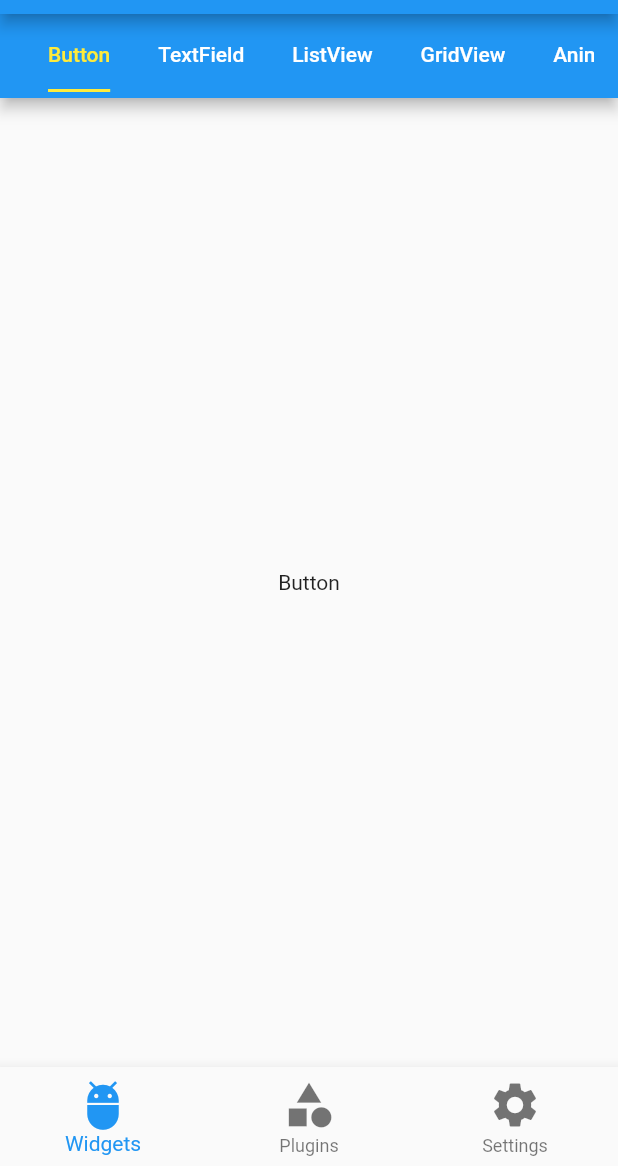
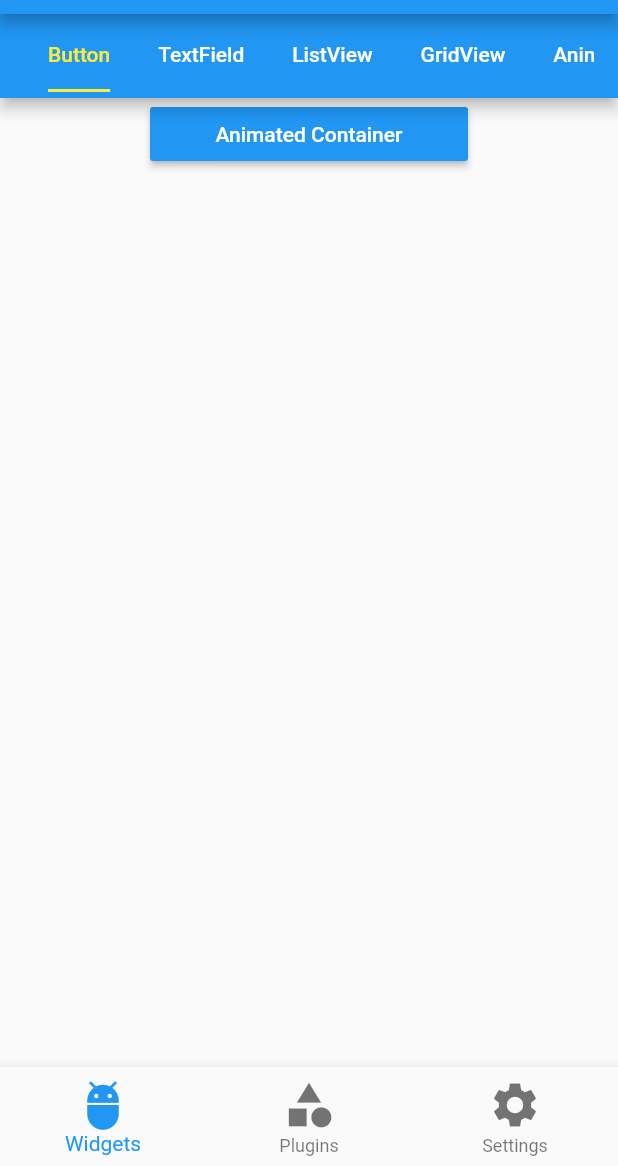
Before and after one commit to EarlyAnt/MyFlutter, a Flutter app: the screen it shows after launch, on a phone screen of 412 x 824 dp, the part 70-1236 px from its top. Run offline on Flutter 3.47's test engine with Material 2 defaults, Android fonts, the phone set to English and light mode, and no system bars.

Commit message:
1.增加了AnimatedContainer例子。

```diff
--- a/myflutter/lib/routes/Routes.dart
+++ b/myflutter/lib/routes/Routes.dart
@@ -1,9 +1,11 @@
 import 'package:flutter/material.dart';
+import 'package:myflutter/widgets/simple/animation/basic/AnimatedContainer.dart';
 import 'Tabs.dart';
 
+/*----------------  animations  ----------------*/
+// import '../widgets/simple/animation/basic/AnimatedContainer.dart';
 
 /*----------------origin control----------------*/
-import '../widgets/simple/origin/Origin.dart';
 import '../widgets/simple/origin/Button.dart';
 import '../widgets/simple/origin/TextField.dart';
 import '../widgets/simple/origin/CheckBox.dart';
@@ -16,6 +18,7 @@ final routes = {
   '/textField': (context) => TextFieldDemoPage(),
   '/checkBox': (context) => CheckBoxDemo(),
   '/radio': (context) => RadioDemo(),
+  '/animatedContainer': (context) => AnimatedContainerDemo(),
 };
 
 //固定写法
--- a/myflutter/lib/routes/tabs/Widgets.dart
+++ b/myflutter/lib/routes/tabs/Widgets.dart
@@ -40,7 +40,19 @@ class _WidgetsState extends State<Widgets> {
           ),
           body: TabBarView(
             children: <Widget>[
-              Container(alignment: Alignment.center, child: Text('Button')),
+              ListView(
+                padding: EdgeInsets.fromLTRB(100, 0, 100, 0),
+                children: <Widget>[
+                  RaisedButton(
+                    child: Text('Animated Container'),
+                    color: Colors.blue,
+                    textColor: Colors.white,
+                    onPressed: () {
+                      Navigator.pushNamed(context, '/animatedContainer');
+                    },
+                  ),
+                ],
+              ),
               Container(alignment: Alignment.center, child: Text('TextField')),
               Container(alignment: Alignment.center, child: Text('ListView')),
               Container(alignment: Alignment.center, child: Text('GridView')),
```
Also changed, not shown: myflutter/lib/widgets/simple/animation/basic/AnimatedContainer.dart (added, +73 -0 lines).
